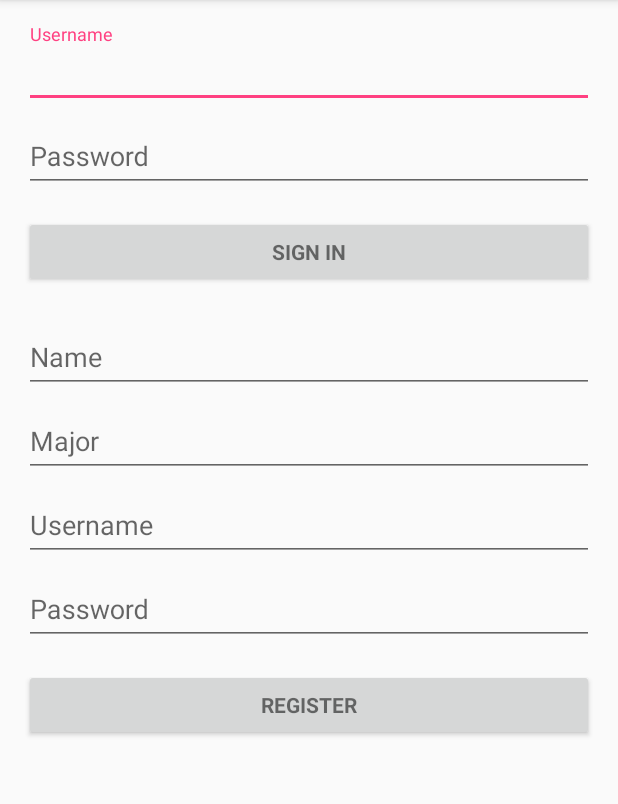
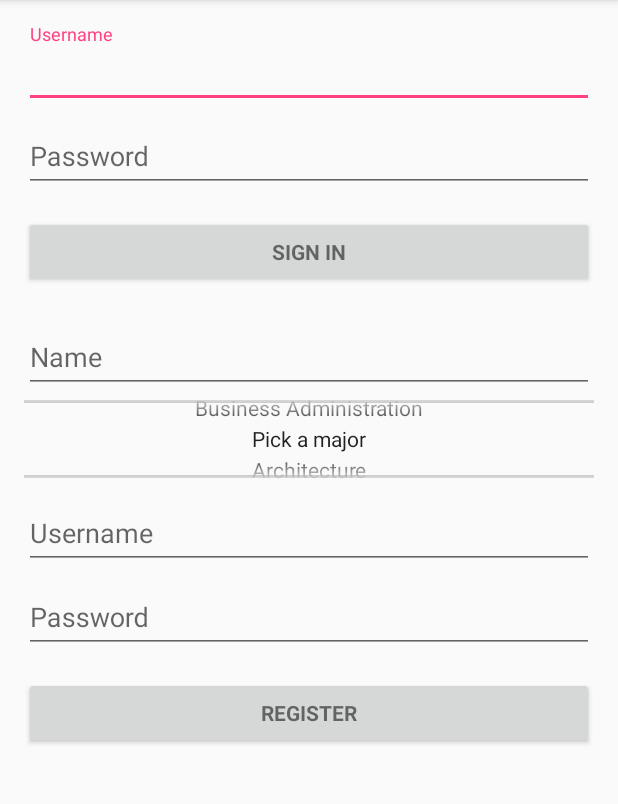
Before and after one commit to nbawa95/forty7plusplus, an Android app: the screen it shows after launch (LoginActivity), on a phone screen of 412 x 824 dp, the part 84-888 px from its top. Run offline under Robolectric (Android 15) with nearby library versions, the phone set to English and light mode, and no system bars.

Commit message:
Made a picking major option with a dial

```diff
--- a/app/src/main/java/com/example/ciyengar/myapplication/LoginActivity.java
+++ b/app/src/main/java/com/example/ciyengar/myapplication/LoginActivity.java
@@ -28,6 +28,7 @@ import android.widget.ArrayAdapter;
 import android.widget.AutoCompleteTextView;
 import android.widget.Button;
 import android.widget.EditText;
+import android.widget.NumberPicker;
 import android.widget.TextView;
 
 import java.util.ArrayList;
@@ -44,6 +45,42 @@ public class LoginActivity extends AppCompatActivity implements LoaderCallbacks<
      */
     public static ArrayList<String> DATABASE = new ArrayList<String>();
     public static String[] CURRENTLOGIN;
+    private String[] majors = {"Pick a major",
+"Architecture",
+"Industrial Design",
+"Computational Media",
+"Computer Science",
+"Aerospace Engineering",
+"Biomedical Engineering",
+"Chemical and Biomolecular Engineering",
+"Civil Engineering",
+"Computer Engineering",
+"Electrical Engineering",
+"Environmental Engineering",
+"Industrial Engineering",
+"Materials Science and Engineering",
+"Mechanical Engineering",
+"Nuclear and Radiological Engineering",
+"Applied Mathematics",
+"Applied Physics",
+"Biochemistry",
+"Biology",
+"Chemistry",
+"Discrete Mathematics",
+"Earth and Atmospheric Sciences",
+"Physics",
+"Psychology",
+"Applied Languages and Intercultural Studies",
+"Computational Media",
+"Economics",
+"Economics and International Affairs",
+"Global Economics and Modern Languages",
+"History, Technology, and Society",
+"International Affairs",
+"International Affairs and Modern Language",
+"Literature, Media, and Communication",
+"Public Policy",
+"Business Administration"};
     /**
      * Keep track of the login task to ensure we can cancel it if requested.
      */
@@ -54,8 +91,9 @@ public class LoginActivity extends AppCompatActivity implements LoaderCallbacks<
     private EditText mPasswordView;
     private View mProgressView;
     private View mLoginFormView;
-    private AutoCompleteTextView registerUsernameView, registerNameView, registerMajorView;
+    private AutoCompleteTextView registerUsernameView, registerNameView;
     private EditText registerPasswordView;
+    private NumberPicker majorPicker;
 
     @Override
     protected void onCreate(Bundle savedInstanceState) {
@@ -88,7 +126,12 @@ public class LoginActivity extends AppCompatActivity implements LoaderCallbacks<
 
         registerUsernameView = (AutoCompleteTextView) findViewById(R.id.register_email);
         registerNameView = (AutoCompleteTextView) findViewById(R.id.name);
-        registerMajorView = (AutoCompleteTextView) findViewById(R.id.major);
+
+        majorPicker = (NumberPicker) findViewById(R.id.major_picker);
+        majorPicker.setMinValue(0);// restricted number to minimum value i.e 1
+        majorPicker.setMaxValue(majors.length - 1);// restricked number to maximum value i.e. 31
+        //majorPicker.setWrapSelectorWheel(true);
+        majorPicker.setDisplayedValues(majors);
         registerPasswordView = (EditText) findViewById(R.id.register_password);
 
         Button registerButton = (Button) findViewById(R.id.register_button);
@@ -171,8 +214,7 @@ public class LoginActivity extends AppCompatActivity implements LoaderCallbacks<
         String username = registerUsernameView.getText().toString();
         String password = registerPasswordView.getText().toString();
         String name = registerNameView.getText().toString();
-        String major = registerMajorView.getText().toString();
-
+        String major = majors[majorPicker.getValue()];
         boolean cancel = false;
         View focusView = null;
 
--- a/app/src/main/res/layout/activity_login.xml
+++ b/app/src/main/res/layout/activity_login.xml
@@ -110,20 +110,12 @@
                 android:allowUndo="false" />
         </android.support.design.widget.TextInputLayout>
 
-        <android.support.design.widget.TextInputLayout
+
+        <NumberPicker
             android:layout_width="match_parent"
-            android:layout_height="wrap_content">
-            <AutoCompleteTextView
-                android:id="@+id/major"
-                android:layout_width="match_parent"
-                android:layout_height="wrap_content"
-                android:hint="Major"
-                android:inputType="textEmailAddress"
-                android:maxLines="1"
-                android:singleLine="true"
-                android:allowUndo="false" />
-        </android.support.design.widget.TextInputLayout>
-
+            android:layout_height="61dp"
+            android:id="@+id/major_picker"
+            android:layout_gravity="center_horizontal" />
 
         <android.support.design.widget.TextInputLayout
             android:layout_width="match_parent"
```
